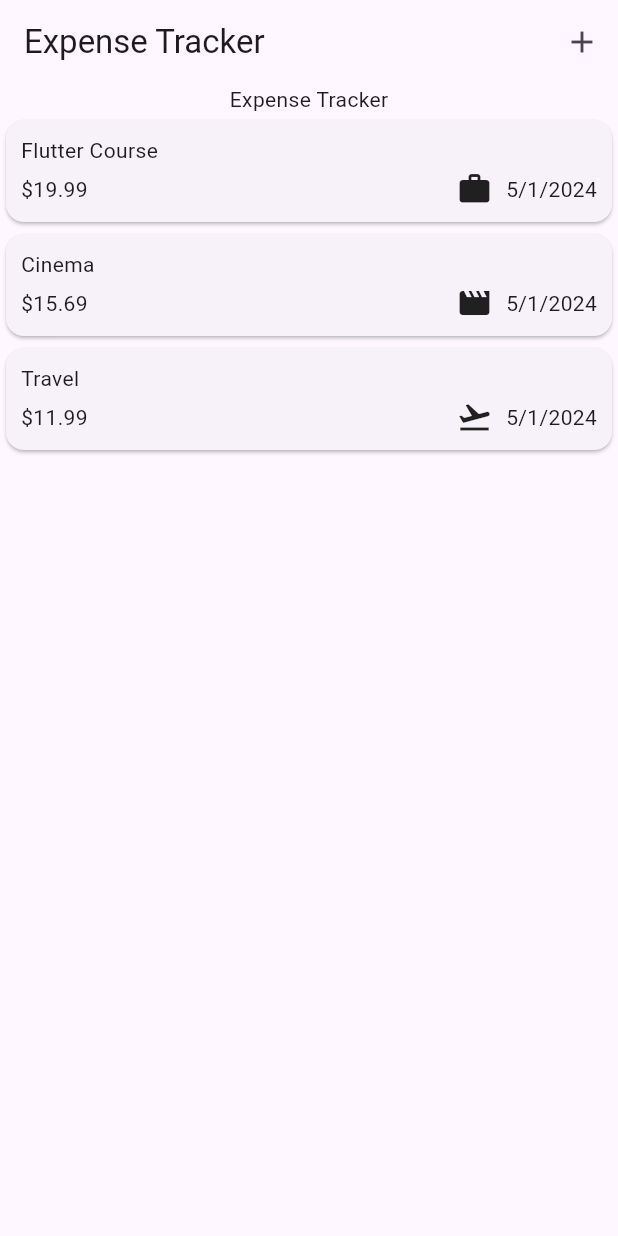
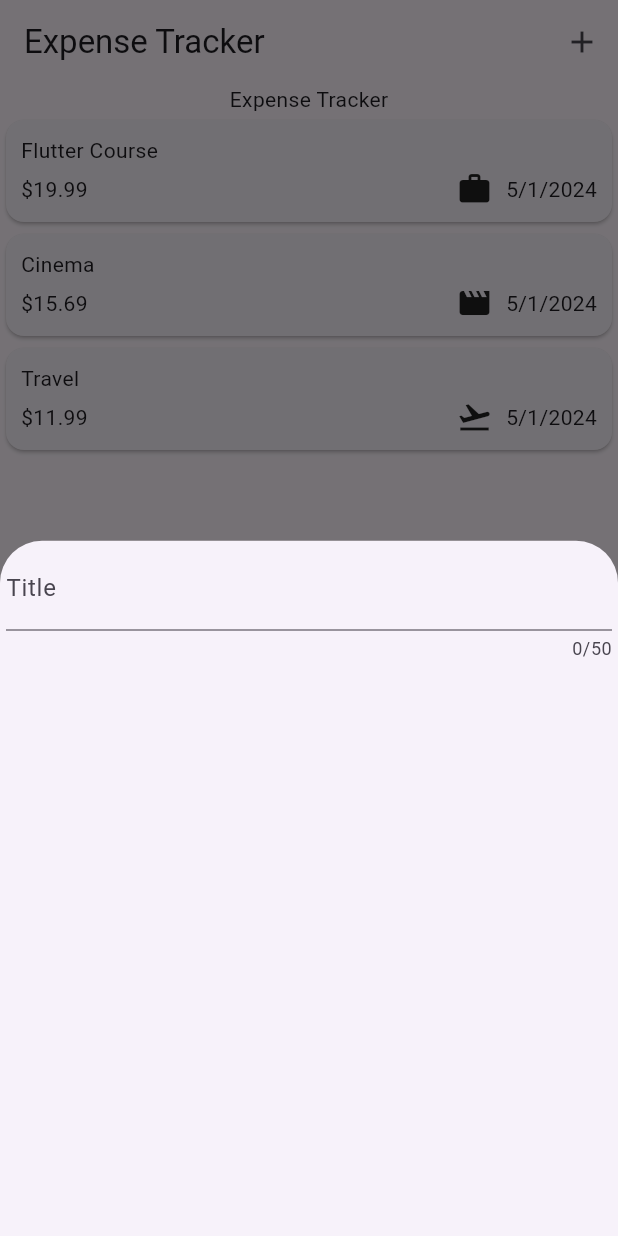
Before and after one commit to kapdroid/expense_tracker, a Flutter app: the screen it shows after launch, after a tap on the "add" icon, on a phone screen of 412 x 824 dp. Run offline on Flutter 3.47's test engine with Material 3 defaults, Android fonts, the phone set to English and light mode, and no system bars; missing offline and left inert: dart:ffi.

Commit message:
topic: modelbottomsheet, textField, inputDecoration

```diff
--- a/lib/main.dart
+++ b/lib/main.dart
@@ -1,9 +1,9 @@
-import 'package:expense_tracker/widgets/expense.dart';
+import 'package:expense_tracker/widgets/expense_list/expense.dart';
 import 'package:flutter/material.dart';
 
 void main() {
   runApp(
-    MaterialApp(theme: ThemeData(useMaterial3: true),
+    MaterialApp(theme: ThemeData(),
       home: Expenses()),
   );
 }
--- /dev/null
+++ b/lib/widgets/add_expense.dart
@@ -0,0 +1,28 @@
+import 'package:flutter/material.dart';
+
+class AddExpense extends StatefulWidget {
+  const AddExpense({super.key});
+
+  @override
+  State<AddExpense> createState() {
+    return _AddExpenseState();
+  }
+}
+
+class _AddExpenseState extends State<AddExpense> {
+  @override
+  Widget build(context) {
+    return const Padding(
+      padding: EdgeInsets.all(4),
+      child: Column(
+        children: [
+          TextField(
+            decoration: InputDecoration(label: Text("Title")),
+            maxLength: 50,
+            keyboardType: TextInputType.multiline,
+          ),
+        ],
+      ),
+    );
+  }
+}
--- a/lib/widgets/expense.dart
+++ b/lib/widgets/expense_list/expense.dart
@@ -1,4 +1,5 @@
-import 'package:expense_tracker/widgets/expense_list.dart';
+import 'package:expense_tracker/widgets/add_expense.dart';
+import 'package:expense_tracker/widgets/expense_list/expense_list.dart';
 import 'package:expense_tracker/models/expense.dart';
 import 'package:flutter/material.dart';
 
@@ -28,6 +29,12 @@ class _ExpenseState extends State<Expenses> {
         dateTime: DateTime.now(),
         category: Category.travel)
   ];
+
+  void openAddExpenseBottomSheet() {
+    showModalBottomSheet(
+        context: context, builder: (ctx) => const AddExpense());
+  }
+
   @override
   Widget build(BuildContext context) {
     return Scaffold(
@@ -35,7 +42,7 @@ class _ExpenseState extends State<Expenses> {
           title: const Text("Expense Tracker"),
           actions: [
             IconButton(
-              onPressed: () {},
+              onPressed: openAddExpenseBottomSheet,
               icon: const Icon(Icons.add),
             )
           ],
```
Also changed, not shown: lib/widgets/expense_list/expense_list.dart (renamed from lib/widgets/expense_list.dart).
